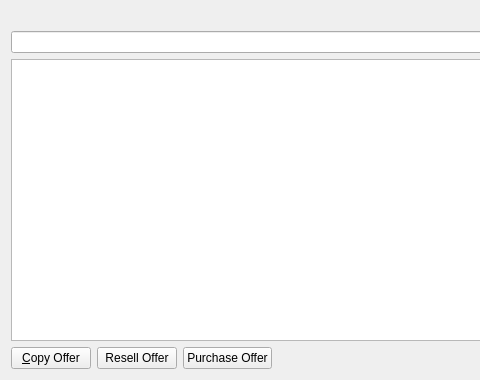
The window that src/qt/forms/offerlistpage.ui (syscoin/syscoin1) describes before a commit, drawn with Qt 5; both pictures show x 0 to 480 and y 0 to 380 of the 760 by 380 pixel window.
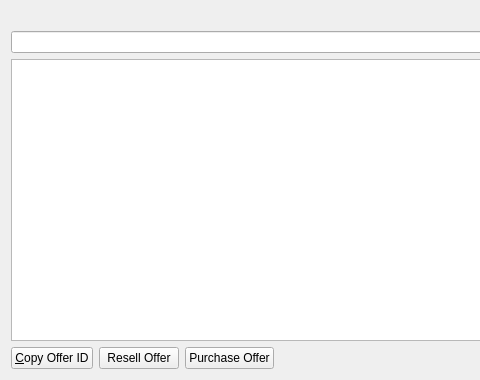
The same window after the commit. Icons and pictures are not drawn.

Patch:
```diff
--- a/src/qt/forms/offerlistpage.ui
+++ b/src/qt/forms/offerlistpage.ui
@@ -84,7 +84,7 @@
         <string>Copy the currently selected alias to the system clipboard</string>
        </property>
        <property name="text">
-        <string>&amp;Copy Offer</string>
+        <string>&amp;Copy Offer ID</string>
        </property>
        <property name="icon">
         <iconset resource="../bitcoin.qrc">
```
